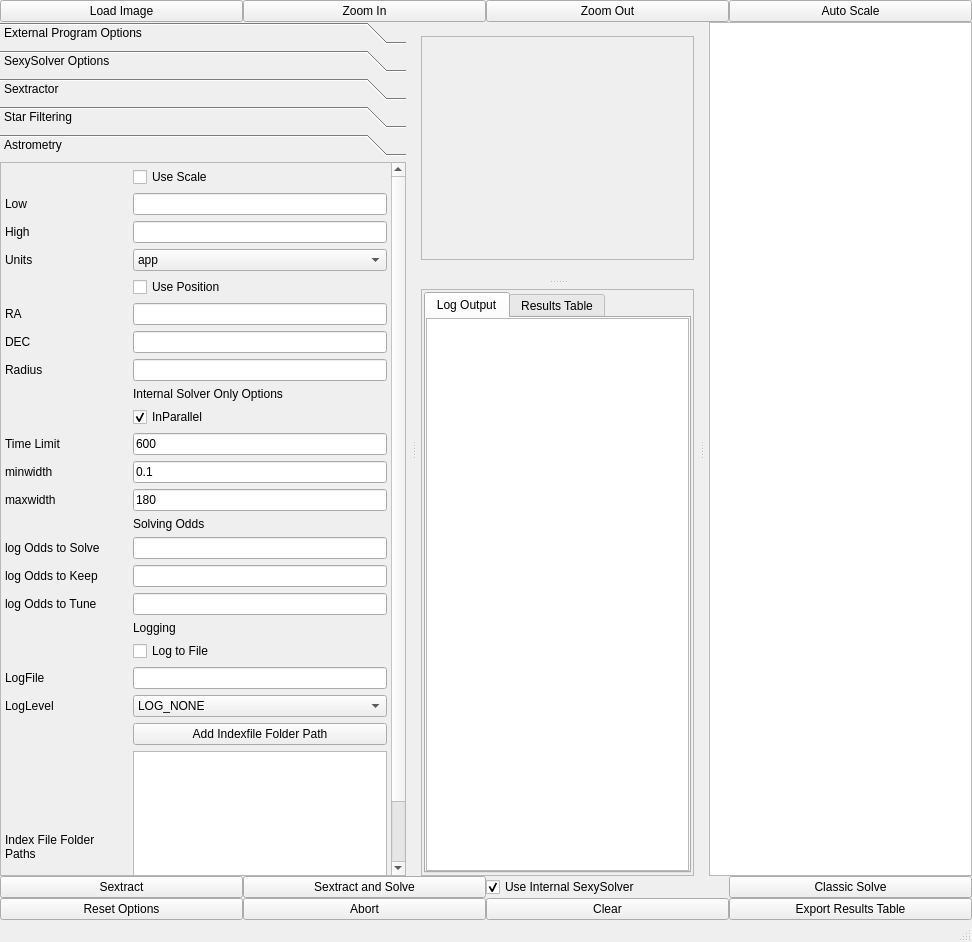
Old version of the form mainwindow.ui in the repository rlancaste/stellarsolver.
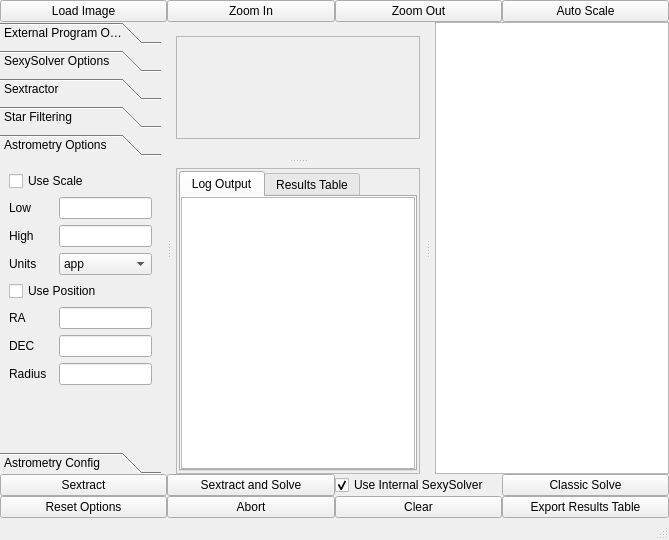
New version of the form. The open tabs and pages were chosen to show the change. Custom widgets are drawn as their Qt base class.

Commit message: Auto Generate astrometry config file and making options match better

What changed in the file:
```diff
--- a/mainwindow.ui
+++ b/mainwindow.ui
@@ -6,8 +6,8 @@
    <rect>
     <x>0</x>
     <y>0</y>
-    <width>972</width>
-    <height>942</height>
+    <width>669</width>
+    <height>540</height>
    </rect>
   </property>
   <property name="font">
@@ -753,12 +753,125 @@
          <rect>
           <x>0</x>
           <y>0</y>
-          <width>272</width>
-          <height>349</height>
+          <width>183</width>
+          <height>261</height>
          </rect>
         </property>
         <attribute name="label">
-         <string>Astrometry</string>
+         <string>Astrometry Options</string>
+        </attribute>
+        <layout class="QGridLayout" name="gridLayout_12">
+         <item row="9" column="0">
+          <widget class="QLabel" name="label_7">
+           <property name="text">
+            <string>RA</string>
+           </property>
+          </widget>
+         </item>
+         <item row="4" column="0">
+          <widget class="QLabel" name="label_4">
+           <property name="text">
+            <string>Low</string>
+           </property>
+          </widget>
+         </item>
+         <item row="9" column="2">
+          <widget class="QLineEdit" name="ra"/>
+         </item>
+         <item row="7" column="0">
+          <widget class="QLabel" name="label_6">
+           <property name="text">
+            <string>Units</string>
+           </property>
+          </widget>
+         </item>
+         <item row="0" column="0" colspan="3">
+          <widget class="QCheckBox" name="use_scale">
+           <property name="text">
+            <string>Use Scale</string>
+           </property>
+          </widget>
+         </item>
+         <item row="4" column="2">
+          <widget class="QLineEdit" name="scale_low"/>
+         </item>
+         <item row="10" column="0">
+          <widget class="QLabel" name="label_8">
+           <property name="text">
+            <string>DEC</string>
+           </property>
+          </widget>
+         </item>
+         <item row="12" column="2">
+          <spacer name="verticalSpacer_5">
+           <property name="orientation">
+            <enum>Qt::Vertical</enum>
+           </property>
+           <property name="sizeHint" stdset="0">
+            <size>
+             <width>20</width>
+             <height>40</height>
+            </size>
+           </property>
+          </spacer>
+         </item>
+         <item row="8" column="0" colspan="3">
+          <widget class="QCheckBox" name="use_position">
+           <property name="text">
+            <string>Use Position</string>
+           </property>
+          </widget>
+         </item>
+         <item row="5" column="0">
+          <widget class="QLabel" name="label_5">
+           <property name="text">
+            <string>High</string>
+           </property>
+          </widget>
+         </item>
+         <item row="5" column="2">
+          <widget class="QLineEdit" name="scale_high"/>
+         </item>
+         <item row="7" column="2">
+          <widget class="QComboBox" name="units">
+           <item>
+            <property name="text">
+             <string>app</string>
+            </property>
+           </item>
+           <item>
+            <property name="text">
+             <string>aw</string>
+            </property>
+           </item>
+          </widget>
+         </item>
+         <item row="10" column="2">
+          <widget class="QLineEdit" name="dec"/>
+         </item>
+         <item row="11" column="2">
+          <widget class="QLineEdit" name="radius"/>
+         </item>
+         <item row="11" column="0">
+          <widget class="QLabel" name="label_9">
+           <property name="text">
+            <string>Radius</string>
+           </property>
+          </widget>
+         </item>
+        </layout>
+       </widget>
+       <widget class="QWidget" name="AstrometryConfig">
+        <property name="geometry">
+         <rect>
+          <x>0</x>
+          <y>0</y>
+          <width>198</width>
+          <height>301</height>
+         </rect>
+        </property>
+        <attribute name="label">
+         <string>Astrometry Config</string>
         </attribute>
         <layout class="QGridLayout" name="gridLayout_4">
          <property name="leftMargin">
@@ -787,7 +900,7 @@
               <x>0</x>
               <y>0</y>
               <width>313</width>
-              <height>848</height>
+              <height>585</height>
              </rect>
             </property>
             <layout class="QGridLayout" name="gridLayout_5">
@@ -806,110 +919,112 @@
              <property name="spacing">
               <number>-1</number>
              </property>
-             <item row="17" column="2">
-              <widget class="QLabel" name="label_30">
-               <property name="text">
-                <string>Internal Solver Only Options</string>
-               </property>
-              </widget>
-             </item>
-             <item row="26" column="2">
-              <widget class="QLineEdit" name="oddsToTune">
-               <property name="text">
-                <string/>
-               </property>
-              </widget>
-             </item>
-             <item row="27" column="2">
-              <widget class="QLabel" name="label_31">
-               <property name="text">
-                <string>Logging</string>
-               </property>
-              </widget>
-             </item>
-             <item row="19" column="0">
+             <item row="18" column="0">
               <widget class="QLabel" name="label_29">
                <property name="text">
                 <string>Time Limit</string>
                </property>
               </widget>
              </item>
-             <item row="21" column="2">
-              <widget class="QLineEdit" name="minWidth">
+             <item row="24" column="2">
+              <widget class="QLineEdit" name="oddsToKeep">
                <property name="text">
                 <string>0.1</string>
                </property>
               </widget>
              </item>
-             <item row="32" column="2">
+             <item row="29" column="2">
+              <widget class="QComboBox" name="logLevel">
+               <item>
+                <property name="text">
+                 <string>LOG_NONE</string>
+                </property>
+               </item>
+               <item>
+                <property name="text">
+                 <string>LOG_ERROR</string>
+                </property>
+               </item>
+               <item>
+                <property name="text">
+                 <string>LOG_MSG</string>
+                </property>
+               </item>
+               <item>
+                <property name="text">
+                 <string>LOG_VERB</string>
+                </property>
+               </item>
+               <item>
+                <property name="text">
+                 <string>LOG_ALL</string>
+                </property>
+               </item>
+              </widget>
+             </item>
+             <item row="25" column="2">
+              <widget class="QLineEdit" name="oddsToTune">
+               <property name="text">
+                <string/>
+               </property>
+              </widget>
+             </item>
+             <item row="31" column="2">
               <widget class="QListWidget" name="indexPaths"/>
              </item>
-             <item row="11" column="0">
-              <widget class="QLabel" name="label_6">
-               <property name="text">
-                <string>Units</string>
-               </property>
-              </widget>
-             </item>
              <item row="21" column="0">
+              <widget class="QLabel" name="label_28">
+               <property name="text">
+                <string>maxwidth</string>
+               </property>
+              </widget>
+             </item>
+             <item row="28" column="2">
+              <widget class="QLineEdit" name="logFile">
+               <property name="text">
+                <string/>
+               </property>
+              </widget>
+             </item>
+             <item row="20" column="0">
               <widget class="QLabel" name="label_27">
                <property name="text">
                 <string>minwidth</string>
                </property>
               </widget>
              </item>
-             <item row="14" column="2">
-              <widget class="QLineEdit" name="ra"/>
-             </item>
-             <item row="23" column="2">
-              <widget class="QLabel" name="label_34">
+             <item row="30" column="2">
+              <widget class="QPushButton" name="addIndexPath">
                <property name="text">
                 <string>Solving Odds</string>
                </property>
               </widget>
              </item>
-             <item row="19" column="2">
-              <widget class="QLineEdit" name="solverTimeLimit">
+             <item row="31" column="0">
+              <widget class="QLabel" name="label_26">
                <property name="text">
                 <string>600</string>
                </property>
-              </widget>
-             </item>
-             <item row="5" column="2">
-              <widget class="QLineEdit" name="scale_low"/>
-             </item>
-             <item row="29" column="2">
-              <widget class="QLineEdit" name="logFile">
-               <property name="text">
-                <string/>
+               <property name="wordWrap">
+                <bool>true</bool>
                </property>
               </widget>
              </item>
-             <item row="15" column="2">
-              <widget class="QLineEdit" name="dec"/>
-             </item>
-             <item row="30" column="0">
-              <widget class="QLabel" name="label_33">
-               <property name="text">
-                <string>LogLevel</string>
-               </property>
-              </widget>
-             </item>
-             <item row="4" column="2">
-              <widget class="QCheckBox" name="use_scale">
-               <property name="text">
-                <string>Use Scale</string>
-               </property>
-              </widget>
-             </item>
-             <item row="24" column="0">
+             <item row="23" column="0">
               <widget class="QLabel" name="label_35">
                <property name="text">
                 <string>log Odds to Solve</string>
                </property>
               </widget>
              </item>
-             <item row="18" column="2">
+             <item row="20" column="2">
+              <widget class="QLineEdit" name="minWidth">
+               <property name="text">
+                <string>0.1</string>
+               </property>
+              </widget>
+             </item>
+             <item row="17" column="2">
               <widget class="QCheckBox" name="inParallel">
                <property name="text">
                 <string>InParallel</string>
@@ -919,168 +1034,74 @@
                </property>
               </widget>
              </item>
-             <item row="22" column="0">
-              <widget class="QLabel" name="label_28">
-               <property name="text">
-                <string>maxwidth</string>
-               </property>
-              </widget>
-             </item>
-             <item row="25" column="2">
-              <widget class="QLineEdit" name="oddsToKeep">
-               <property name="text">
-                <string/>
-               </property>
-              </widget>
-             </item>
-             <item row="16" column="2">
-              <widget class="QLineEdit" name="radius"/>
-             </item>
-             <item row="11" column="2">
-              <widget class="QComboBox" name="units">
-               <item>
-                <property name="text">
-                 <string>app</string>
-                </property>
-               </item>
-               <item>
-                <property name="text">
-                 <string>aw</string>
-                </property>
-               </item>
-              </widget>
-             </item>
-             <item row="26" column="0">
-              <widget class="QLabel" name="label_37">
-               <property name="text">
-                <string>log Odds to Tune</string>
-               </property>
-              </widget>
-             </item>
-             <item row="16" column="0">
-              <widget class="QLabel" name="label_9">
-               <property name="text">
-                <string>Radius</string>
-               </property>
-              </widget>
-             </item>
-             <item row="15" column="0">
-              <widget class="QLabel" name="label_8">
-               <property name="text">
-                <string>DEC</string>
-               </property>
-              </widget>
-             </item>
-             <item row="29" column="0">
-              <widget class="QLabel" name="label_32">
-               <property name="text">
-                <string>LogFile</string>
-               </property>
-              </widget>
-             </item>
-             <item row="32" column="0">
-              <widget class="QLabel" name="label_26">
-               <property name="text">
-                <string>Index File Folder Paths</string>
-               </property>
-               <property name="wordWrap">
-                <bool>true</bool>
-               </property>
-              </widget>
-             </item>
-             <item row="5" column="0">
-              <widget class="QLabel" name="label_4">
-               <property name="text">
-                <string>Low</string>
-               </property>
-              </widget>
-             </item>
-             <item row="24" column="2">
+             <item row="23" column="2">
               <widget class="QLineEdit" name="oddsToSolve">
                <property name="text">
                 <string/>
                </property>
               </widget>
              </item>
-             <item row="31" column="2">
-              <widget class="QPushButton" name="addIndexPath">
-               <property name="text">
-                <string>Add Indexfile Folder Path</string>
-               </property>
-              </widget>
-             </item>
-             <item row="13" column="2">
-              <widget class="QCheckBox" name="use_position">
-               <property name="text">
-                <string>Use Position</string>
-               </property>
-              </widget>
-             </item>
-             <item row="7" column="0">
-              <widget class="QLabel" name="label_5">
-               <property name="text">
-                <string>High</string>
-               </property>
-              </widget>
-             </item>
-             <item row="25" column="0">
+             <item row="24" column="0">
               <widget class="QLabel" name="label_36">
                <property name="text">
                 <string>log Odds to Keep</string>
                </property>
               </widget>
              </item>
-             <item row="28" column="2">
+             <item row="18" column="2">
+              <widget class="QLineEdit" name="solverTimeLimit">
+               <property name="text">
+                <string>600</string>
+               </property>
+              </widget>
+             </item>
+             <item row="29" column="0">
+              <widget class="QLabel" name="label_33">
+               <property name="text">
+                <string>LogLevel</string>
+               </property>
+              </widget>
+             </item>
+             <item row="21" column="2">
+              <widget class="QLineEdit" name="maxWidth">
+               <property name="text">
+                <string>180</string>
+               </property>
+              </widget>
+             </item>
+             <item row="27" column="2">
               <widget class="QCheckBox" name="logToFile">
                <property name="text">
                 <string>Log to File</string>
                </property>
               </widget>
              </item>
-             <item row="14" column="0">
-              <widget class="QLabel" name="label_7">
-               <property name="text">
-                <string>RA</string>
-               </property>
-              </widget>
-             </item>
-             <item row="7" column="2">
-              <widget class="QLineEdit" name="scale_high"/>
-             </item>
              <item row="22" column="2">
-              <widget class="QLineEdit" name="maxWidth">
+              <widget class="QLabel" name="label_34">
                <property name="text">
                 <string>180</string>
                </property>
               </widget>
              </item>
-             <item row="30" column="2">
-              <widget class="QComboBox" name="logLevel">
-               <item>
-                <property name="text">
-                 <string>LOG_NONE</string>
-                </property>
-               </item>
-               <item>
-                <property name="text">
-                 <string>LOG_ERROR</string>
-                </property>
-               </item>
-               <item>
-                <property name="text">
-                 <string>LOG_MSG</string>
-                </property>
-               </item>
-               <item>
-                <property name="text">
-                 <string>LOG_VERB</string>
-                </property>
-               </item>
-               <item>
-                <property name="text">
-                 <string>LOG_ALL</string>
-                </property>
-               </item>
+             <item row="26" column="2">
+              <widget class="QLabel" name="label_31">
+               <property name="text">
+                <string>Logging</string>
+               </property>
+              </widget>
+             </item>
+             <item row="25" column="0">
+              <widget class="QLabel" name="label_37">
+               <property name="text">
+                <string>log Odds to Tune</string>
+               </property>
+              </widget>
+             </item>
+             <item row="28" column="0">
+              <widget class="QLabel" name="label_32">
+               <property name="text">
+                <string>LogFile</string>
+               </property>
               </widget>
              </item>
             </layout>
@@ -1128,8 +1149,8 @@
              <rect>
               <x>0</x>
               <y>0</y>
-              <width>339</width>
-              <height>126</height>
+              <width>229</width>
+              <height>94</height>
              </rect>
             </property>
             <layout class="QGridLayout" name="gridLayout_2">
@@ -1186,8 +1207,8 @@
           <rect>
            <x>0</x>
            <y>0</y>
-           <width>341</width>
-           <height>340</height>
+           <width>231</width>
+           <height>270</height>
           </rect>
          </property>
          <property name="sizePolicy">
@@ -1327,6 +1348,9 @@
       <property name="spacing">
        <number>0</number>
       </property>
+      <property name="sizeConstraint">
+       <enum>QLayout::SetDefaultConstraint</enum>
+      </property>
       <property name="topMargin">
        <number>0</number>
       </property>
```
Left out of the diff: 347 changed lines with no effect on the pictures. The commit also changes 4 other files.
